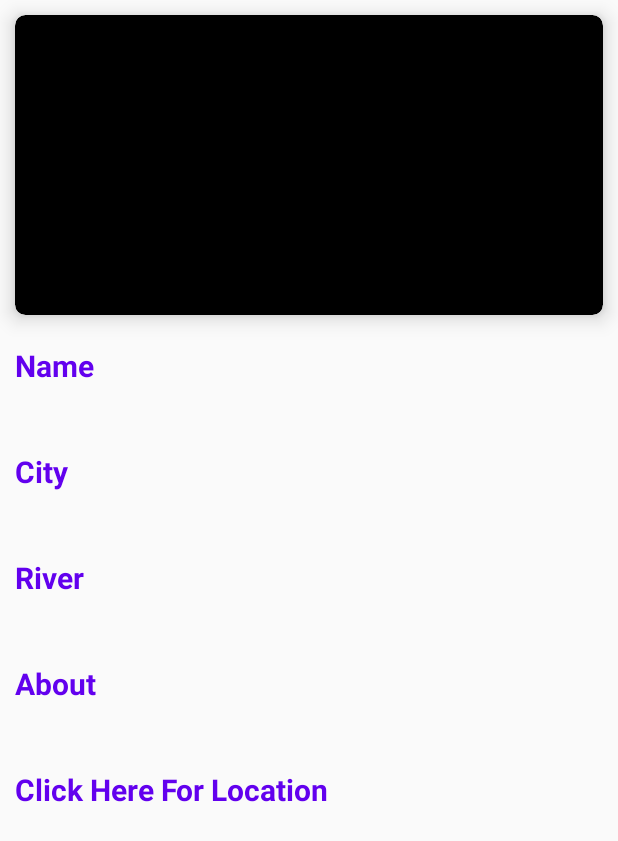
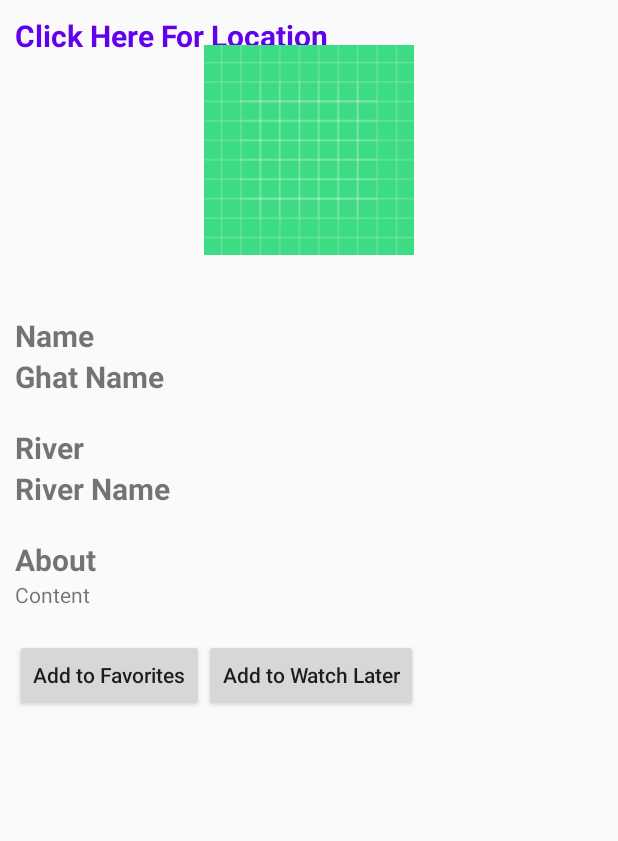
Before and after one commit to akshitverma8191/pg179_thedominators, an Android app: the layout activity_details.xml on its own in the app's theme, with its tools: preview values and no code run, on a phone screen of 412 x 824 dp. Shown: the top 841 px of the screen. Run offline under Robolectric (Android 15) with nearby library versions, the phone set to English and light mode, and no system bars.

Commit message:
Update activity_details.xml

```diff
--- a/TheDominators/app/src/main/res/layout/activity_details.xml
+++ b/TheDominators/app/src/main/res/layout/activity_details.xml
@@ -4,128 +4,96 @@
     xmlns:tools="http://schemas.android.com/tools"
     android:layout_width="match_parent"
     android:layout_height="match_parent"
-    android:orientation="vertical"
-    tools:context=".DetailsActivity">
+    tools:context=".MainActivity"
+    android:padding="10dp">
 
-    <ScrollView
+        <ImageView
+            android:id="@+id/img"
             android:layout_width="match_parent"
-        android:layout_height="match_parent">
-        <LinearLayout
-            android:layout_width="match_parent"
-            android:layout_height="match_parent"
-            android:orientation="vertical">
-            <androidx.cardview.widget.CardView
-                xmlns:card_view="http://schemas.android.com/apk/res-auto"
-                xmlns:android="http://schemas.android.com/apk/res/android"
-                android:id="@+id/carddetails"
-                android:layout_width="match_parent"
-                android:layout_height="200dp"
-                card_view:contentPadding="8dp"
-                card_view:cardCornerRadius="7dp"
-                card_view:cardElevation="8dp"
-                card_view:cardBackgroundColor="#000000"
-                android:layout_centerHorizontal="true"
-                android:layout_margin="10dp">
-                <!--Text View over Card View-->
-                <ImageView
-                    android:id="@+id/url"
-                    android:layout_gravity="center"
-                    android:layout_marginTop="4dp"
-                    android:layout_marginBottom="4dp"
-                    android:layout_width="match_parent"
-                    android:scaleType="centerCrop"
-                    android:layout_height="200dp"
-                    android:textColor="#fff"/>
+            android:layout_height="180dp"
+            android:padding="20dp"
+            android:elevation="20dp"
+            android:src="@drawable/ic_launcher_background"/>
 
-            </androidx.cardview.widget.CardView>
 
-            <LinearLayout
+        <TextView
+            android:id="@+id/ghat"
+            android:layout_below="@id/img"
+            android:layout_marginTop="20dp"
             android:layout_width="match_parent"
             android:layout_height="wrap_content"
-                android:orientation="vertical"
-                android:layout_margin="10dp"
-                android:layout_below="@+id/carddetails">
+            android:text="Name"
+            android:textSize="20sp"
+            android:textStyle="bold"/>
 
-                <RelativeLayout
+
+        <TextView
+            android:id="@+id/ghatName"
+            android:layout_below="@id/ghat"
             android:layout_width="match_parent"
-                    android:layout_height="wrap_content">
+            android:layout_height="wrap_content"
+            android:text="Ghat Name"
+            android:textSize="20sp"
+            android:textStyle="bold"/>
+
         <TextView
+            android:id="@+id/river"
+            android:layout_below="@id/ghatName"
+            android:layout_marginTop="20dp"
+            android:layout_width="match_parent"
+            android:layout_height="wrap_content"
+            android:text="River"
+            android:textSize="20sp"
+            android:textStyle="bold"/>
+
+        <TextView
+            android:id="@+id/riverName"
+            android:layout_below="@id/river"
+            android:layout_width="match_parent"
+            android:layout_height="wrap_content"
+            android:text="River Name"
+            android:textSize="20sp"
+            android:textStyle="bold"/>
+
+        <TextView
+            android:id="@+id/about"
+            android:layout_below="@id/riverName"
+            android:layout_marginTop="20dp"
+            android:layout_width="match_parent"
+            android:layout_height="wrap_content"
+            android:text="About"
+            android:textSize="20sp"
+            android:textStyle="bold"/>
+
+        <TextView
+            android:id="@+id/abtCon"
+            android:layout_width="match_parent"
+            android:layout_height="wrap_content"
+            android:layout_below="@id/about"
+            android:text="Content"
+            android:textSize="14sp"
+            android:textStyle="normal" />
+
+        <Button
+            android:id="@+id/fav"
+            android:layout_marginTop="20dp"
+            android:layout_below="@id/abtCon"
+            android:text="Add to Favorites"
+            android:textAllCaps="false"
+            android:elevation="20dp"
+            android:layout_width="wrap_content"
+            android:layout_height="wrap_content"/>
+
+        <Button
+            android:id="@+id/wtcLater"
+            android:layout_marginTop="20dp"
+            android:layout_below="@id/abtCon"
+            android:layout_toEndOf="@id/fav"
+            android:elevation="20dp"
             android:layout_width="wrap_content"
             android:layout_height="wrap_content"
-                        android:text="Name"
-                        android:textColor="@color/colorPrimary"
-                        android:textSize="20dp"
-                        android:id="@+id/txtname"
-                        android:textStyle="bold"/>
-                    <TextView
-                        android:layout_width="match_parent"
-                        android:layout_height="wrap_content"
-                        android:textSize="20dp"
-                        android:textColor="@color/colorPrimaryLight"
-                        android:layout_below="@+id/txtname"
-                        android:layout_margin="8dp"
-                        android:id="@+id/name"/>
-                </RelativeLayout>
-                <RelativeLayout
-                    android:layout_width="match_parent"
-                    android:layout_height="wrap_content">
-                    <TextView
-                        android:layout_width="wrap_content"
-                        android:layout_height="wrap_content"
-                        android:text="City"
-                        android:textColor="@color/colorPrimary"
-                        android:textSize="20dp"
-                        android:id="@+id/txtcity"
-                        android:textStyle="bold"/>
-                    <TextView
-                        android:layout_width="match_parent"
-                        android:layout_height="wrap_content"
-                        android:textColor="@color/colorPrimaryLight"
-                        android:textSize="20dp"
-                        android:layout_below="@+id/txtcity"
-                        android:layout_margin="8dp"
-                        android:id="@+id/city"/>
-                </RelativeLayout>
-                <RelativeLayout
-                    android:layout_width="match_parent"
-                    android:layout_height="wrap_content">
-                    <TextView
-                        android:layout_width="wrap_content"
-                        android:layout_height="wrap_content"
-                        android:text="River"
-                        android:textColor="@color/colorPrimary"
-                        android:textSize="20dp"
-                        android:id="@+id/txtriver"
-                        android:textStyle="bold"/>
-                    <TextView
-                        android:layout_width="match_parent"
-                        android:layout_height="wrap_content"
-                        android:textColor="@color/colorPrimaryLight"
-                        android:textSize="20dp"
-                        android:layout_below="@+id/txtriver"
-                        android:layout_margin="8dp"
-                        android:id="@+id/river"/>
-                </RelativeLayout>
-                <RelativeLayout
-                    android:layout_width="match_parent"
-                    android:layout_height="wrap_content">
-                    <TextView
-                        android:layout_width="wrap_content"
-                        android:layout_height="wrap_content"
-                        android:text="About"
-                        android:textColor="@color/colorPrimary"
-                        android:textSize="20dp"
-                        android:id="@+id/txtabout"
-                        android:textStyle="bold"/>
-                    <TextView
-                        android:layout_width="match_parent"
-                        android:layout_height="wrap_content"
-                        android:textColor="@color/colorPrimaryLight"
-                        android:textSize="20dp"
-                        android:layout_below="@+id/txtabout"
-                        android:layout_margin="8dp"
-                        android:id="@+id/about"/>
-                </RelativeLayout>
+            android:text="Add to Watch Later"
+            android:textAllCaps="false" />
 
          <RelativeLayout
                     android:layout_width="match_parent"
@@ -140,9 +108,4 @@
                         android:textStyle="bold"/>
           </RelativeLayout>
 
-            </LinearLayout>
-        </LinearLayout>
-    </ScrollView>
-
-
 </RelativeLayout>
```
Lines whose indentation alone changed are shown as unchanged.
